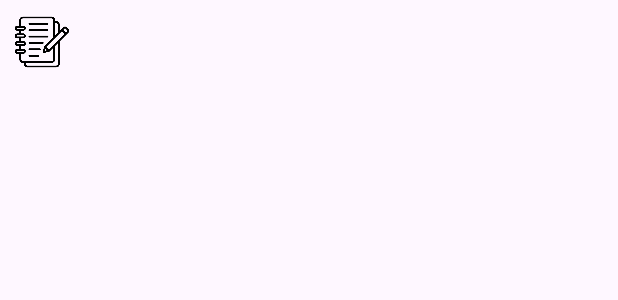
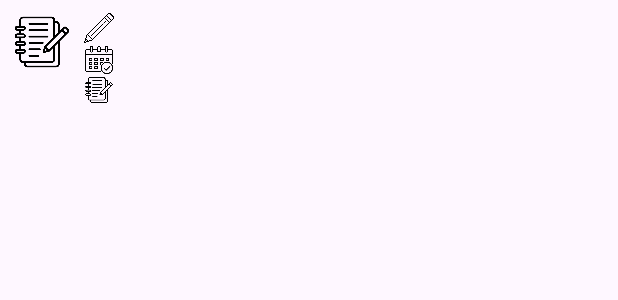
Before and after one commit to zakaria-jahir/-journal-personnel, an Android app: the layout list_item_entry.xml on its own in the app's theme, with its tools: preview values and no code run, on a phone screen of 412 x 824 dp. Shown: the top 300 px of the screen. Run offline under Robolectric (Android 15) with nearby library versions, the phone set to English and light mode, and no system bars.

Commit message:
afficher detail du journal

```diff
--- a/app/src/main/res/layout/activity_main.xml
+++ b/app/src/main/res/layout/activity_main.xml
@@ -3,6 +3,7 @@
     android:layout_width="match_parent"
     android:layout_height="match_parent"
     android:orientation="vertical"
+    android:layout_marginTop="30dp"
     android:padding="16dp">
 
 
--- a/app/src/main/res/layout/list_item_entry.xml
+++ b/app/src/main/res/layout/list_item_entry.xml
@@ -5,6 +5,7 @@
     android:orientation="horizontal"
     android:padding="8dp">
 
+    <!-- Icône principale -->
     <ImageView
         android:id="@+id/imageViewIcon"
         android:layout_width="40dp"
@@ -13,11 +14,27 @@
         android:contentDescription="Icône du journal"
         android:layout_marginEnd="8dp" />
 
+    <!-- Conteneur des textes et icônes associées -->
     <LinearLayout
         android:layout_width="0dp"
         android:layout_height="wrap_content"
         android:layout_weight="1"
         android:orientation="vertical">
+
+        <!-- Ligne pour le titre -->
+        <LinearLayout
+            android:layout_width="wrap_content"
+            android:layout_height="wrap_content"
+            android:orientation="horizontal"
+            android:gravity="center_vertical">
+
+            <ImageView
+                android:id="@+id/imageViewTitre"
+                android:layout_width="20dp"
+                android:layout_height="20dp"
+                android:src="@drawable/in_crayon"
+                android:contentDescription="Icône du titre"
+                android:layout_marginEnd="4dp" />
 
             <TextView
                 android:id="@+id/textViewEntryTitle"
@@ -25,6 +42,22 @@
                 android:layout_height="wrap_content"
                 android:textSize="16sp"
                 android:textStyle="bold" />
+        </LinearLayout>
+
+        <!-- Ligne pour la date -->
+        <LinearLayout
+            android:layout_width="wrap_content"
+            android:layout_height="wrap_content"
+            android:orientation="horizontal"
+            android:gravity="center_vertical">
+
+            <ImageView
+                android:id="@+id/imageViewDate"
+                android:layout_width="20dp"
+                android:layout_height="20dp"
+                android:src="@drawable/in_date"
+                android:contentDescription="Icône de la date"
+                android:layout_marginEnd="4dp" />
 
             <TextView
                 android:id="@+id/textViewEntryDate"
@@ -32,6 +65,22 @@
                 android:layout_height="wrap_content"
                 android:textSize="14sp"
                 android:textColor="#666666" />
+        </LinearLayout>
+
+        <!-- Ligne pour les tags -->
+        <LinearLayout
+            android:layout_width="wrap_content"
+            android:layout_height="wrap_content"
+            android:orientation="horizontal"
+            android:gravity="center_vertical">
+
+            <ImageView
+                android:id="@+id/imageViewTage"
+                android:layout_width="20dp"
+                android:layout_height="20dp"
+                android:src="@drawable/in_journal"
+                android:contentDescription="Icône des tags"
+                android:layout_marginEnd="4dp" />
 
             <TextView
                 android:id="@+id/textViewEntryTags"
@@ -40,4 +89,7 @@
                 android:textSize="14sp"
                 android:textColor="#888888" />
         </LinearLayout>
+
     </LinearLayout>
+
+</LinearLayout>
```
Also changed, not shown: app/src/main/java/com/example/journalpersonnel/DetailActivity.java (+0 -9 lines), app/src/main/java/com/example/journalpersonnel/JournalEntry.java (+16 -0 lines), app/src/main/res/layout/activity_detail.xml (+0 -7 lines), app/src/main/res/drawable/in_crayon.png (added), app/src/main/res/drawable/in_date.png (added). Lines whose indentation alone changed are shown as unchanged.
